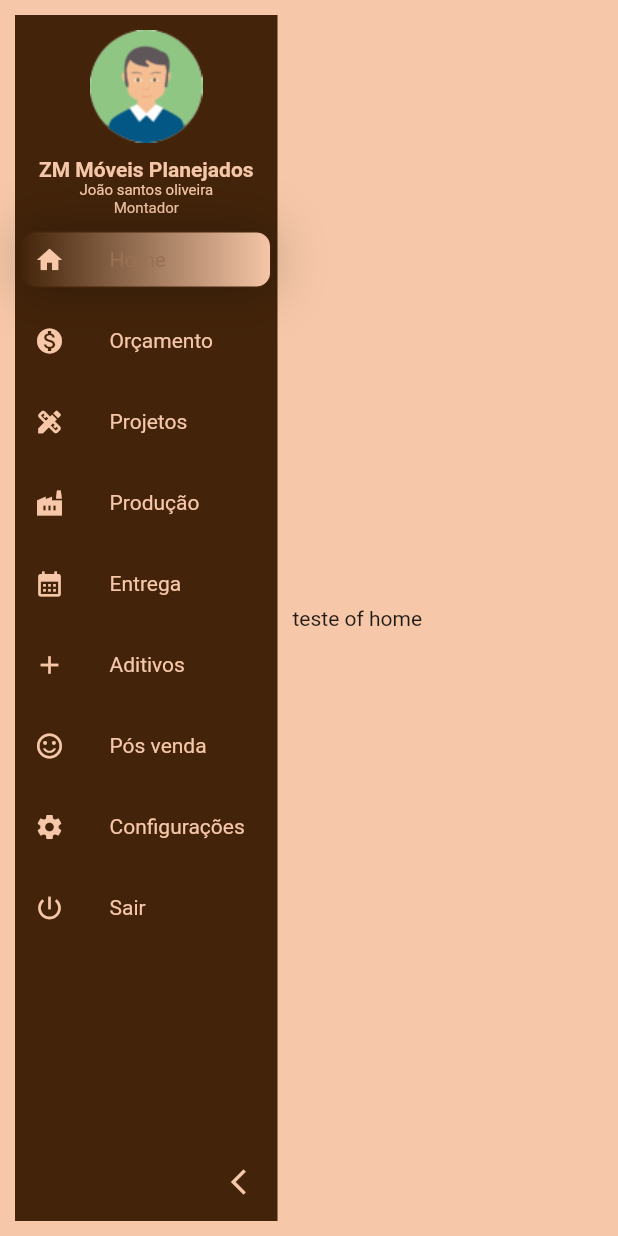
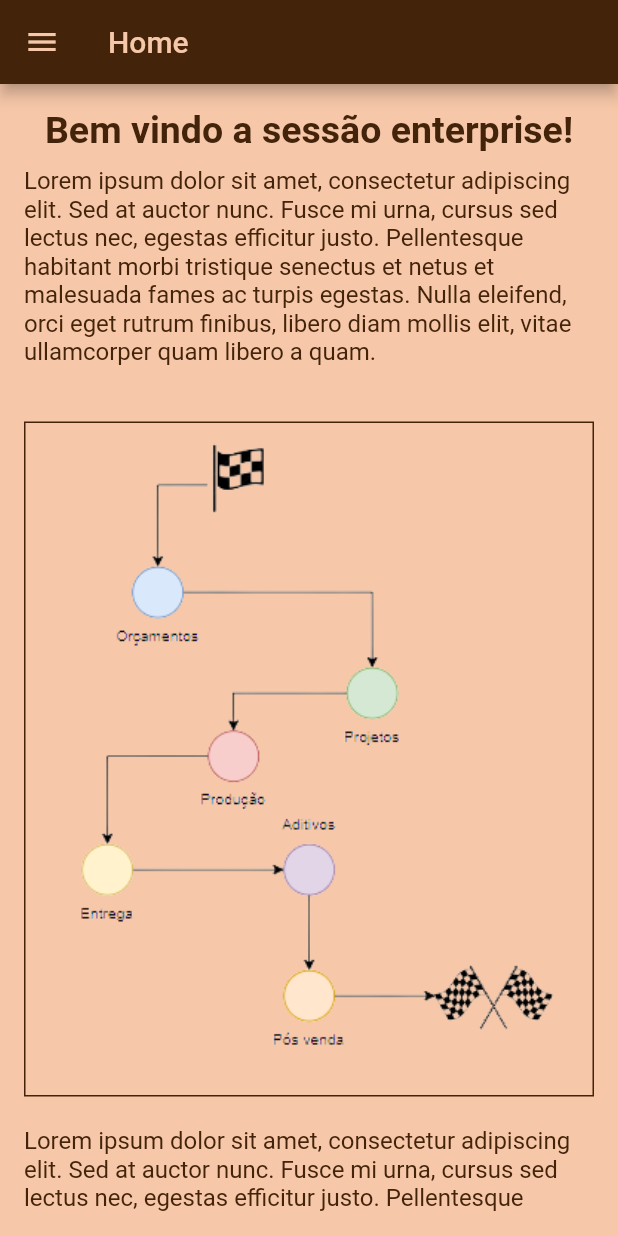
Before and after one commit to juninhocb/MovelX_Mobile, a Flutter app: the EnterpriseHomePage screen opened by its route, on a phone screen of 412 x 824 dp. Run offline on Flutter 3.47's test engine with Material 2 defaults, Android fonts, the phone set to English and light mode, and no system bars; drawn by our look-alikes of sidebarx; our stand-ins replace carousel_slider, dots_indicator, flutter_login, get, line_icons, persistent_bottom_nav_bar; accounts and stored records are empty.

Commit message:
fix and refactor: side menu enterprise | feat: enterprise first item

```diff
--- a/lib/helpers/constants/app_constants.dart
+++ b/lib/helpers/constants/app_constants.dart
@@ -37,6 +37,7 @@ class AppConstants {
   static const String priceImage2 = "assets/images/prices/second.jpg";
   static const String priceImage3 = "assets/images/prices/third.jpg";
 
+  static const String homeImage = "assets/images/enterprise/home/roadmap.png";
 
   static Duration twoSeconds = const Duration(seconds: 2);
   static Duration threeSeconds = const Duration(seconds: 3);
--- a/lib/views/enterprise/enterprise_home_page.dart
+++ b/lib/views/enterprise/enterprise_home_page.dart
@@ -1,9 +1,10 @@
 import 'package:flutter/cupertino.dart';
 import 'package:flutter/material.dart';
-import 'package:mobile_movelx/helpers/constants/app_constants.dart';
+import 'package:mobile_movelx/views/enterprise/home_selector.dart';
 import 'package:sidebarx/sidebarx.dart';
 
 import '../../helpers/constants/app_colors.dart';
+import 'home_side_bar.dart';
 
 class EnterpriseHomePage extends StatefulWidget {
   const EnterpriseHomePage({Key? key}) : super(key: key);
@@ -14,210 +15,64 @@ class EnterpriseHomePage extends StatefulWidget {
 
 class _EnterpriseHomePageState extends State<EnterpriseHomePage> {
   final _controller = SidebarXController(selectedIndex: 0, extended: true);
-  int _index = 0;
+  final _key = GlobalKey<ScaffoldState>();
 
   @override
   Widget build(BuildContext context) {
+    final isSmallScreen = MediaQuery.of(context).size.width < 600;
     return Scaffold(
+      key: _key,
+      appBar: isSmallScreen ? AppBar(
+        backgroundColor: AppColors.mainColor,
+        title: Text(_getTitleByIndex(_controller.selectedIndex), style: TextStyle(color: AppColors.textColor),),
+        leading: IconButton(
+          color: AppColors.textColor,
+          onPressed: () {
+            _key.currentState?.openDrawer();
+          },
+          icon: const Icon(Icons.menu),
+        ),
+      ) : null,
       backgroundColor: AppColors.textColor,
-      body: Row(children: [
-        _sideBar(),
-        _listOfPages()
-      ],)
-    );
-  }
-
-  Widget _sideBar(){
-    return SidebarX(
-      controller: _controller,
-      theme: SidebarXTheme(
-        margin: const EdgeInsets.all(10),
-        decoration: BoxDecoration(
-          color: AppColors.mainColor,
-          borderRadius: BorderRadius.circular(20),
-        ),
-        hoverColor: AppColors.textColor,
-        textStyle: TextStyle(color: AppColors.textColor),
-        selectedTextStyle: const TextStyle(color: AppColors.detailColor),
-        itemTextPadding: const EdgeInsets.only(left: 30),
-        selectedItemTextPadding: const EdgeInsets.only(left: 30),
-        itemDecoration: BoxDecoration(
-          borderRadius: BorderRadius.circular(10),
-          border: Border.all(color: AppColors.mainColor),
-        ),
-        selectedItemDecoration: BoxDecoration(
-          borderRadius: BorderRadius.circular(10),
-          border: Border.all(
-            color: AppColors.mainColor,
+      drawer: HomeSideBar(controller: _controller,),
+      body: Row(
+        children: [
+          if (!isSmallScreen) HomeSideBar(controller: _controller),
+          Expanded(
+            child: Center(
+              child: PageSelector(
+                controller: _controller,
+              ),
+            ),
           ),
-          gradient: const LinearGradient(
-            colors: [AppColors.mainColor, AppColors.textColor],
-          ),
-          boxShadow: [
-            BoxShadow(
-              color: Colors.black.withOpacity(0.28),
-              blurRadius: 30,
-            )
-          ],
-        ),
-        iconTheme: IconThemeData(
-          color: AppColors.textColor,
-          size: 20,
-        ),
-        selectedIconTheme: const IconThemeData(
-          color: AppColors.textColor,
-          size: 20,
-        ),
+        ],
       ),
-      extendedTheme: const SidebarXTheme(
-        width: 175,
-        decoration: BoxDecoration(
-          color: AppColors.mainColor,
-        ),
-      ),
-      headerBuilder: (context, extended) {
-        return SizedBox(
-          height: 140,
-          child: _controller.extended == false ? Container(child: Image.asset(AppConstants.avatarImage1),) : Column(
-            children: [
-              const SizedBox(height: 10,),
-              Image.asset(AppConstants.avatarImage1),
-              const SizedBox(height: 10,),
-              const Text("ZM Móveis Planejados", style: TextStyle(fontWeight: FontWeight.bold, color: AppColors.textColor),),
-              const Text("João santos oliveira", style: TextStyle(fontSize: 10, color: AppColors.textColor)),
-              const Text("Montador", style: TextStyle(fontSize: 10, color: AppColors.textColor))
-            ],
-          ),
-        );
-      },
-      items: [
-        SidebarXItem(
-          icon: Icons.home,
-          label: 'Home',
-          onTap: (){
-            if(mounted){
-              setState(() {
-                _index = 0;
-              });
-            }
-          }
-        ),
-        SidebarXItem(
-          icon: Icons.monetization_on,
-          label: 'Orçamento',
-          onTap: (){
-            if(mounted){
-              setState(() {
-                _index = 1;
-              });
-            }
-          }
-        ),
-        SidebarXItem(
-          icon: Icons.design_services,
-          label: 'Projetos',
-          onTap: (){
-              if(mounted){
-                setState(() {
-                  _index = 2;
-                });
-              }
-            }
-        ),
-        SidebarXItem(
-          icon: Icons.factory,
-          label: 'Produção',
-          onTap: (){
-              if(mounted){
-                setState(() {
-                  _index = 3;
-                });
-              }
-            }
-        ),
-        SidebarXItem(
-          icon: Icons.calendar_month,
-          label: 'Entrega',
-          onTap: (){
-              if(mounted){
-                setState(() {
-                  _index = 4;
-                });
-              }
-            }
-        ),
-        SidebarXItem(
-          icon: Icons.add,
-          label: 'Aditivos',
-          onTap: (){
-              if(mounted){
-                setState(() {
-                  _index = 5;
-                });
-              }
-            }
-        ),
-        SidebarXItem(
-          icon: Icons.sentiment_satisfied_sharp,
-          label: 'Pós venda',
-          onTap: (){
-              if(mounted){
-                setState(() {
-                  _index = 6;
-                });
-              }
-            }
-        ),
-        SidebarXItem(
-            icon: Icons.settings,
-            label: 'Configurações',
-            onTap: (){
-              if(mounted){
-                setState(() {
-                  _index = 7;
-                });
-              }
-            }
-        ),
-        SidebarXItem(
-            icon: Icons.power_settings_new,
-            label: 'Sair',
-            onTap: (){
-              if(mounted){
-                setState(() {
-                  _index = 8;
-                });
-              }
-            }
-        ),
-      ],
 
     );
   }
+}
 
-  Widget _listOfPages(){
-    switch(_index){
-      case 0:
-        return Container(child: Text("teste of home"),);
-      case 1:
-        return Container(child: Text("test of orçamento"),);
-      case 2:
-        return Container(child: Text("test of projetos"),);
-      case 3:
-        return Container(child: Text("test of produção"),);
-      case 4:
-        return Container(child: Text("test of entrega"),);
-      case 5:
-        return Container(child: Text("test of aditivos"),);
-      case 6:
-        return Container(child: Text("test of pós vendas"),);
-      case 7:
-        return Container(child: Text("test of configurações"),);
-      case 8:
-        return Container(child: Text("test of sair"),);
-    }
-    return Container();
+String _getTitleByIndex(int index) {
+  switch (index) {
+    case 0:
+      return "Home";
+    case 1:
+      return "Orçamentos";
+    case 2:
+      return "Projetos";
+    case 3:
+      return "Produção";
+    case 4:
+      return "Entrega";
+    case 5:
+      return "Aditivos";
+    case 6:
+      return "Pós vendas";
+    case 7:
+      return "Configurações";
+    case 8:
+      return "Sair";
+    default:
+      return 'Not found page';
   }
-
-
 }
--- /dev/null
+++ b/lib/views/enterprise/home_items/1_item_page.dart
@@ -0,0 +1,55 @@
+import 'package:flutter/cupertino.dart';
+import 'package:flutter/material.dart';
+import 'package:mobile_movelx/helpers/constants/app_constants.dart';
+
+import '../../../helpers/constants/app_colors.dart';
+
+class FirstItemPage extends StatelessWidget {
+  const FirstItemPage({Key? key}) : super(key: key);
+
+  @override
+  Widget build(BuildContext context) {
+    return Padding(
+      padding: const EdgeInsets.all(16.0),
+      child: SingleChildScrollView(
+        child: Column(
+          children: [
+            Container(child: Text("Bem vindo a sessão enterprise!", style: TextStyle(fontWeight: FontWeight.bold, fontSize: 25, color: AppColors.mainColor))),
+            const SizedBox(height: 10,),
+            Container(
+              child: const Text(
+                  "Lorem ipsum dolor sit amet, consectetur adipiscing elit. Sed at auctor nunc. "
+                      "Fusce mi urna, cursus sed lectus nec, egestas efficitur justo. "
+                      "Pellentesque habitant morbi tristique senectus et netus et "
+                      "malesuada fames ac turpis egestas. Nulla eleifend, orci eget "
+                      "rutrum finibus, libero diam mollis elit, vitae ullamcorper "
+                      "quam libero a quam." , style: TextStyle(color: AppColors.mainColor, fontSize: 16),
+              ),
+              height: 150,
+            ),
+            const SizedBox(height: 20,),
+            Container(
+              height: 450,
+              decoration: BoxDecoration(
+                border: Border.all(color: AppColors.mainColor),
+                image: DecorationImage(image: AssetImage(AppConstants.homeImage))
+              ),
+            ),
+            const SizedBox(height: 20,),
+            Container(
+              child: const Text(
+                "Lorem ipsum dolor sit amet, consectetur adipiscing elit. Sed at auctor nunc. "
+                    "Fusce mi urna, cursus sed lectus nec, egestas efficitur justo. "
+                    "Pellentesque habitant morbi tristique senectus et netus et "
+                    "malesuada fames ac turpis egestas. Nulla eleifend, orci eget "
+                    "rutrum finibus, libero diam mollis elit, vitae ullamcorper "
+                    "quam libero a quam." , style: TextStyle(color: AppColors.mainColor, fontSize: 16),
+              ),
+              height: 150,
+            )
+          ],
+        ),
+      ),
+    );
+  }
+}
--- /dev/null
+++ b/lib/views/enterprise/home_selector.dart
@@ -0,0 +1,47 @@
+import 'package:flutter/cupertino.dart';
+import 'package:flutter/material.dart';
+import 'package:mobile_movelx/views/enterprise/home_items/1_item_page.dart';
+import 'package:sidebarx/sidebarx.dart';
+
+class PageSelector extends StatelessWidget {
+  const PageSelector({
+    Key? key,
+    required this.controller,
+  }) : super(key: key);
+
+  final SidebarXController controller;
+
+  @override
+  Widget build(BuildContext context) {
+    final theme = Theme.of(context);
+    return AnimatedBuilder(
+      animation: controller,
+      builder: (context, child) {
+        switch (controller.selectedIndex) {
+          case 0:
+            return FirstItemPage();
+
+          case 7:
+            return ListView.builder(
+              padding: const EdgeInsets.only(top: 10),
+              itemBuilder: (context, index) => Container(
+                height: 100,
+                width: double.infinity,
+                margin: const EdgeInsets.only(bottom: 10, right: 10, left: 10),
+                decoration: BoxDecoration(
+                  borderRadius: BorderRadius.circular(20),
+                  color: Theme.of(context).canvasColor,
+                  boxShadow: const [BoxShadow()],
+                ),
+              ),
+            );
+          default:
+            return Text(
+              "Whatever",
+              style: theme.textTheme.headlineSmall,
+            );
+        }
+      },
+    );
+  }
+}
--- a/pubspec.yaml
+++ b/pubspec.yaml
@@ -70,6 +70,7 @@ flutter:
     - assets/images/avatars/
     - assets/images/my_projects/
     - assets/images/prices/
+    - assets/images/enterprise/home
   #   - images/a_dot_ham.jpeg
 
   # An image asset can refer to one or more resolution-specific "variants", see
```
Also changed, not shown: lib/views/enterprise/home_side_bar.dart (added, +123 -0 lines), assets/images/enterprise/home/roadmap.png (added).
